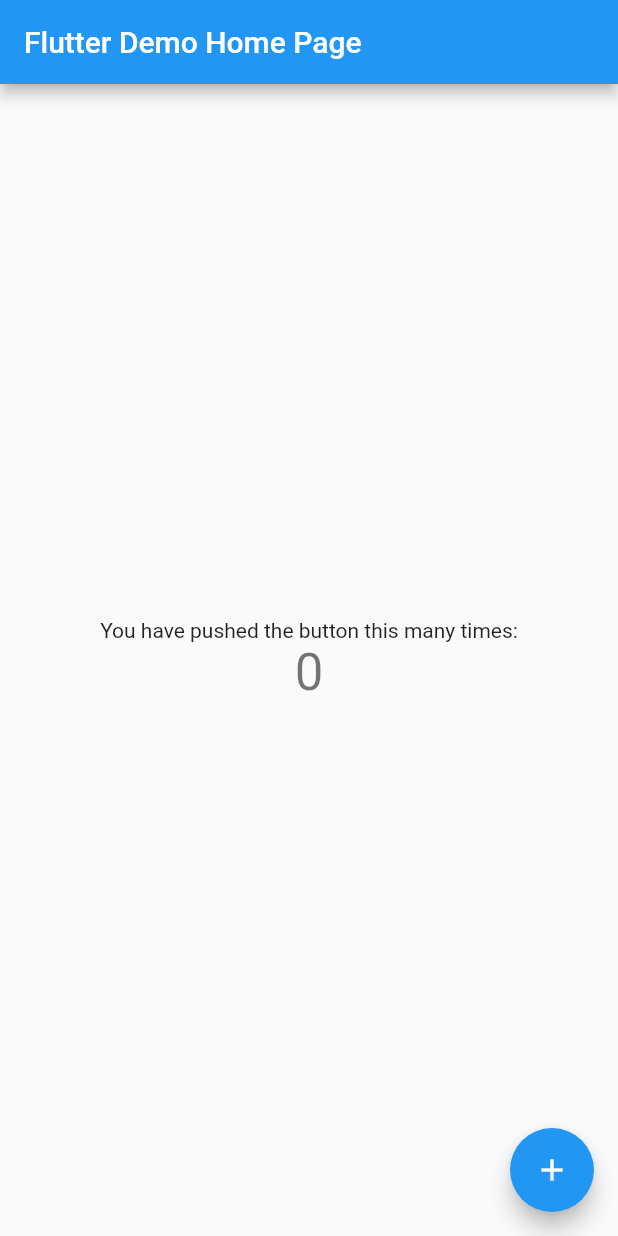
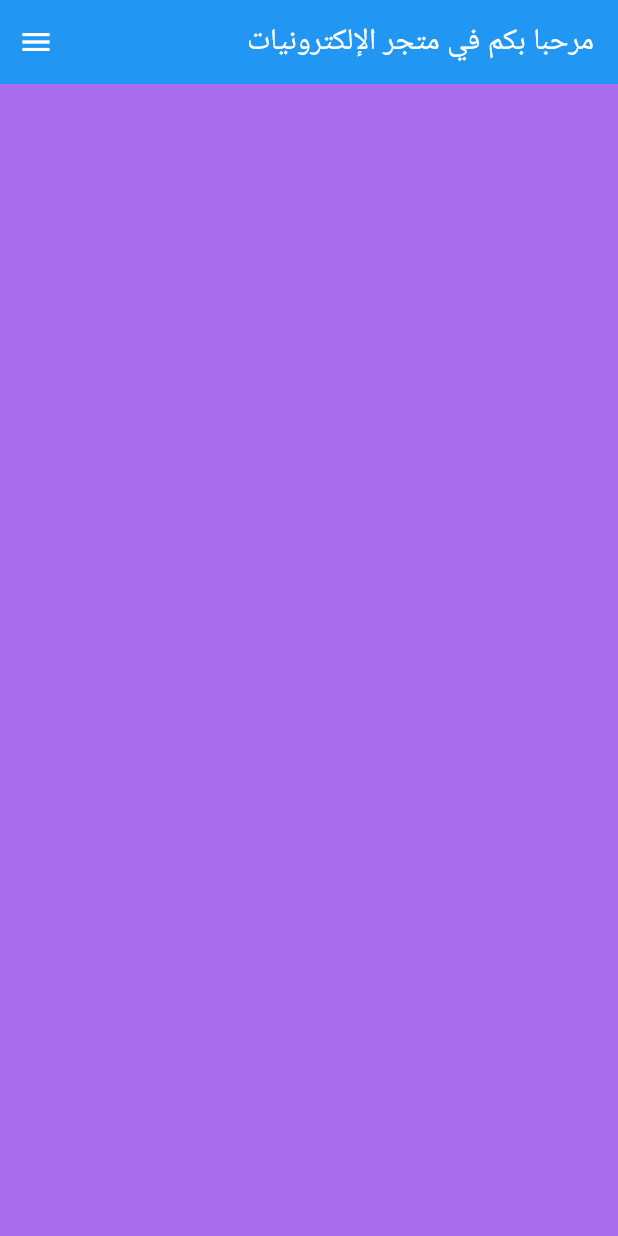
Before and after one commit to Sumaya-Ali/Electrical-store-app, a Flutter app: the screen it shows after launch, on a phone screen of 412 x 824 dp. Run offline on Flutter 3.47's test engine with Material 2 defaults, Android fonts, the phone set to English and light mode, and no system bars; our stand-ins replace google_fonts; Roboto replaces fonts that are missing (Almarai).

Commit message:
support arabic using google_fonts & flutter_localizations widgets - implementing home-screen appbar

```diff
--- a/lib/main.dart
+++ b/lib/main.dart
@@ -1,113 +1,32 @@
+import 'package:electrical_store_app/screens/home_screen.dart';
 import 'package:flutter/material.dart';
+import 'package:google_fonts/google_fonts.dart';
+import 'package:electrical_store_app/constants.dart';
+import 'package:flutter_localizations/flutter_localizations.dart';
 
 void main() {
   runApp(MyApp());
 }
 
 class MyApp extends StatelessWidget {
-  // This widget is the root of your application.
   @override
   Widget build(BuildContext context) {
     return MaterialApp(
-      title: 'Flutter Demo',
+      debugShowCheckedModeBanner: false,
+      title: 'Electrical Store',
       theme: ThemeData(
-        // This is the theme of your application.
-        //
-        // Try running your application with "flutter run". You'll see the
-        // application has a blue toolbar. Then, without quitting the app, try
-        // changing the primarySwatch below to Colors.green and then invoke
-        // "hot reload" (press "r" in the console where you ran "flutter run",
-        // or simply save your changes to "hot reload" in a Flutter IDE).
-        // Notice that the counter didn't reset back to zero; the application
-        // is not restarted.
-        primarySwatch: Colors.blue,
+        textTheme: GoogleFonts.almaraiTextTheme(Theme.of(context).textTheme),
+        primaryColor: ePrimaryColor,
+        accentColor: ePrimaryColor,
       ),
-      home: MyHomePage(title: 'Flutter Demo Home Page'),
+      localizationsDelegates: [
+        GlobalMaterialLocalizations.delegate,
+        GlobalWidgetsLocalizations.delegate,
+        GlobalCupertinoLocalizations.delegate,
+      ],
+      supportedLocales: [Locale("ar","AE")],
+      locale: Locale("ar","AE"),
+      home: HomeScreen(),
     );
   }
 }
-
-class MyHomePage extends StatefulWidget {
-  MyHomePage({Key? key, required this.title}) : super(key: key);
-
-  // This widget is the home page of your application. It is stateful, meaning
-  // that it has a State object (defined below) that contains fields that affect
-  // how it looks.
-
-  // This class is the configuration for the state. It holds the values (in this
-  // case the title) provided by the parent (in this case the App widget) and
-  // used by the build method of the State. Fields in a Widget subclass are
-  // always marked "final".
-
-  final String title;
-
-  @override
-  _MyHomePageState createState() => _MyHomePageState();
-}
-
-class _MyHomePageState extends State<MyHomePage> {
-  int _counter = 0;
-
-  void _incrementCounter() {
-    setState(() {
-      // This call to setState tells the Flutter framework that something has
-      // changed in this State, which causes it to rerun the build method below
-      // so that the display can reflect the updated values. If we changed
-      // _counter without calling setState(), then the build method would not be
-      // called again, and so nothing would appear to happen.
-      _counter++;
-    });
-  }
-
-  @override
-  Widget build(BuildContext context) {
-    // This method is rerun every time setState is called, for instance as done
-    // by the _incrementCounter method above.
-    //
-    // The Flutter framework has been optimized to make rerunning build methods
-    // fast, so that you can just rebuild anything that needs updating rather
-    // than having to individually change instances of widgets.
-    return Scaffold(
-      appBar: AppBar(
-        // Here we take the value from the MyHomePage object that was created by
-        // the App.build method, and use it to set our appbar title.
-        title: Text(widget.title),
-      ),
-      body: Center(
-        // Center is a layout widget. It takes a single child and positions it
-        // in the middle of the parent.
-        child: Column(
-          // Column is also a layout widget. It takes a list of children and
-          // arranges them vertically. By default, it sizes itself to fit its
-          // children horizontally, and tries to be as tall as its parent.
-          //
-          // Invoke "debug painting" (press "p" in the console, choose the
-          // "Toggle Debug Paint" action from the Flutter Inspector in Android
-          // Studio, or the "Toggle Debug Paint" command in Visual Studio Code)
-          // to see the wireframe for each widget.
-          //
-          // Column has various properties to control how it sizes itself and
-          // how it positions its children. Here we use mainAxisAlignment to
-          // center the children vertically; the main axis here is the vertical
-          // axis because Columns are vertical (the cross axis would be
-          // horizontal).
-          mainAxisAlignment: MainAxisAlignment.center,
-          children: <Widget>[
-            Text(
-              'You have pushed the button this many times:',
-            ),
-            Text(
-              '$_counter',
-              style: Theme.of(context).textTheme.headline4,
-            ),
-          ],
-        ),
-      ),
-      floatingActionButton: FloatingActionButton(
-        onPressed: _incrementCounter,
-        tooltip: 'Increment',
-        child: Icon(Icons.add),
-      ), // This trailing comma makes auto-formatting nicer for build methods.
-    );
-  }
-}
--- /dev/null
+++ b/lib/screens/home_screen.dart
@@ -0,0 +1,28 @@
+import 'package:electrical_store_app/constants.dart';
+import 'package:flutter/material.dart';
+import 'package:google_fonts/google_fonts.dart';
+
+class HomeScreen extends StatelessWidget {
+  const HomeScreen({Key? key}) : super(key: key);
+
+  @override
+  Widget build(BuildContext context) {
+    return Scaffold(
+      backgroundColor: ePrimaryColor,
+      appBar: homeAppBar(),
+    );
+  }
+
+  AppBar homeAppBar() {
+    return AppBar(
+      elevation: 0,
+      title:Text(""
+          "مرحبا بكم في متجر الإلكترونيات",
+          style: GoogleFonts.getFont('Almarai'),),
+      centerTitle: false,
+      actions: [
+        IconButton(onPressed: (){}, icon: Icon(Icons.menu)),
+      ],
+    );
+  }
+}
```
Also changed, not shown: pubspec.yaml (+5 -3 lines), pubspec.lock.
